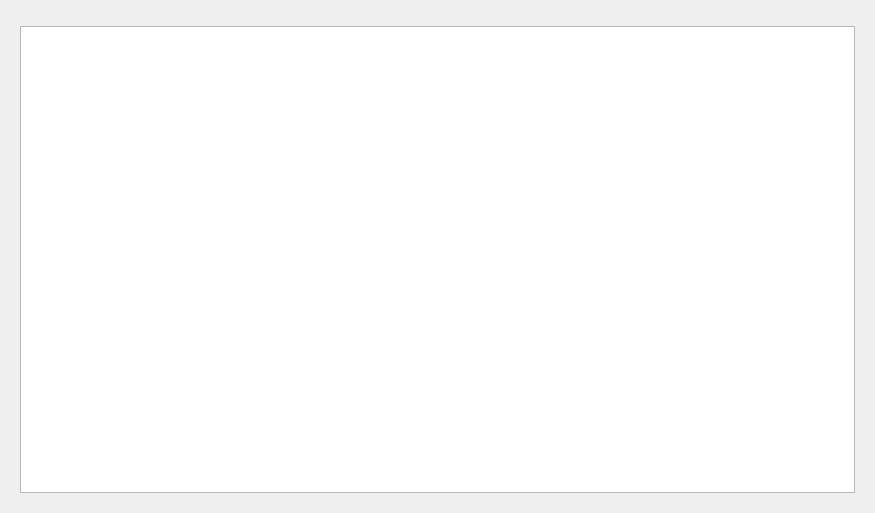
The window that src/libtomahawk-widgets/NetworkActivityWidget.ui (tomahawk-player/tomahawk) describes before a commit, drawn with Qt 5.
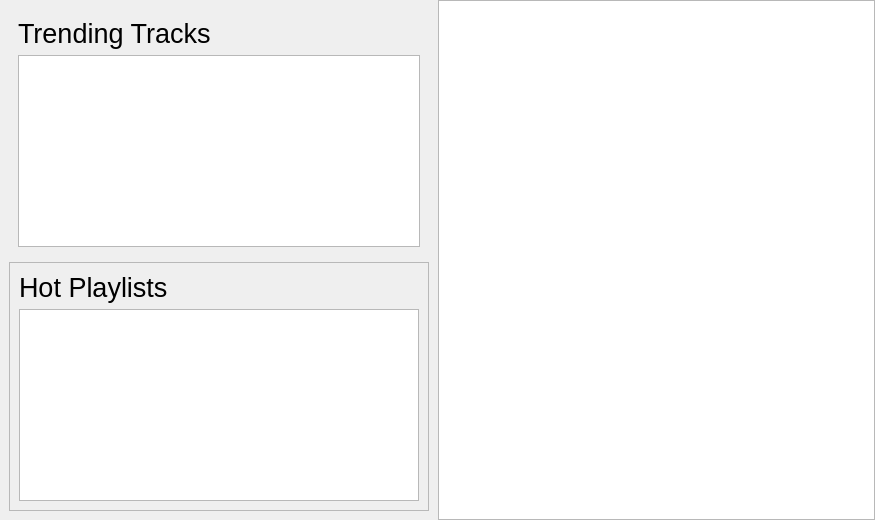
The same window after the commit. Custom widgets are drawn as their Qt base class.

Commit message: Add basic trending tracks in NetworkActivities

```diff
--- a/src/libtomahawk-widgets/NetworkActivityWidget.ui
+++ b/src/libtomahawk-widgets/NetworkActivityWidget.ui
@@ -7,37 +7,153 @@
     <x>0</x>
     <y>0</y>
     <width>875</width>
-    <height>513</height>
+    <height>520</height>
    </rect>
   </property>
-  <layout class="QVBoxLayout" name="verticalLayout_2">
+  <layout class="QHBoxLayout" name="horizontalLayout_2">
+   <property name="spacing">
+    <number>0</number>
+   </property>
+   <property name="margin">
+    <number>0</number>
+   </property>
    <item>
-    <widget class="Tomahawk::Breadcrumb" name="breadCrumbLeft" native="true"/>
-   </item>
-   <item>
-    <widget class="QStackedWidget" name="stackLeft">
-     <property name="currentIndex">
-      <number>0</number>
+    <widget class="QFrame" name="frame">
+     <property name="font">
+      <font>
+       <pointsize>10</pointsize>
+      </font>
      </property>
-     <widget class="QWidget" name="page">
-      <layout class="QHBoxLayout" name="horizontalLayout">
-       <item>
-        <widget class="PlaylistView" name="tracksViewLeft">
-         <property name="minimumSize">
-          <size>
-           <width>320</width>
-           <height>0</height>
-          </size>
-         </property>
-        </widget>
-       </item>
-      </layout>
-     </widget>
+     <layout class="QVBoxLayout" name="verticalLayout">
+      <item>
+       <widget class="QFrame" name="hotPlaylistsFrame">
+        <layout class="QVBoxLayout" name="verticalLayout_3">
+         <item>
+          <widget class="QLabel" name="trendingTracksLabel">
+           <property name="font">
+            <font>
+             <pointsize>20</pointsize>
+            </font>
+           </property>
+           <property name="text">
+            <string>Trending Tracks</string>
+           </property>
+          </widget>
+         </item>
+         <item>
+          <widget class="PlaylistView" name="trendingTracksView">
+           <property name="sizePolicy">
+            <sizepolicy hsizetype="Expanding" vsizetype="MinimumExpanding">
+             <horstretch>0</horstretch>
+             <verstretch>0</verstretch>
+            </sizepolicy>
+           </property>
+           <property name="minimumSize">
+            <size>
+             <width>320</width>
+             <height>0</height>
+            </size>
+           </property>
+          </widget>
+         </item>
+        </layout>
+       </widget>
+      </item>
+      <item>
+       <widget class="QFrame" name="trendingTracksFrame">
+        <property name="frameShape">
+         <enum>QFrame::StyledPanel</enum>
+        </property>
+        <property name="frameShadow">
+         <enum>QFrame::Raised</enum>
+        </property>
+        <layout class="QVBoxLayout" name="verticalLayout_4">
+         <item>
+          <widget class="QLabel" name="hotPlaylistsLabel">
+           <property name="font">
+            <font>
+             <pointsize>20</pointsize>
+            </font>
+           </property>
+           <property name="text">
+            <string>Hot Playlists</string>
+           </property>
+          </widget>
+         </item>
+         <item>
+          <widget class="Tomahawk::Widgets::PlaylistWidget" name="playlistView">
+           <property name="sizePolicy">
+            <sizepolicy hsizetype="Expanding" vsizetype="MinimumExpanding">
+             <horstretch>0</horstretch>
+             <verstretch>0</verstretch>
+            </sizepolicy>
+           </property>
+           <property name="minimumSize">
+            <size>
+             <width>320</width>
+             <height>0</height>
+            </size>
+           </property>
+          </widget>
+         </item>
+        </layout>
+       </widget>
+      </item>
+      <item>
+       <spacer name="verticalSpacer">
+        <property name="orientation">
+         <enum>Qt::Vertical</enum>
+        </property>
+        <property name="sizeHint" stdset="0">
+         <size>
+          <width>20</width>
+          <height>100</height>
+         </size>
+        </property>
+       </spacer>
+      </item>
+     </layout>
+    </widget>
+   </item>
+   <item>
+    <widget class="QFrame" name="chartsFrame">
+     <layout class="QVBoxLayout" name="verticalLayout_2">
+      <property name="spacing">
+       <number>0</number>
+      </property>
+      <property name="margin">
+       <number>0</number>
+      </property>
+      <item>
+       <widget class="Tomahawk::Breadcrumb" name="breadCrumbLeft" native="true"/>
+      </item>
+      <item>
+       <widget class="PlaylistView" name="tracksViewLeft">
+        <property name="sizePolicy">
+         <sizepolicy hsizetype="Expanding" vsizetype="MinimumExpanding">
+          <horstretch>0</horstretch>
+          <verstretch>0</verstretch>
+         </sizepolicy>
+        </property>
+        <property name="minimumSize">
+         <size>
+          <width>320</width>
+          <height>0</height>
+         </size>
+        </property>
+       </widget>
+      </item>
+     </layout>
     </widget>
    </item>
   </layout>
  </widget>
  <customwidgets>
+  <customwidget>
+   <class>Tomahawk::Widgets::PlaylistWidget</class>
+   <extends>QListWidget</extends>
+   <header>PlaylistWidget.h</header>
+  </customwidget>
   <customwidget>
    <class>PlaylistView</class>
    <extends>QTreeView</extends>
```
The commit also changes 7 other files.
